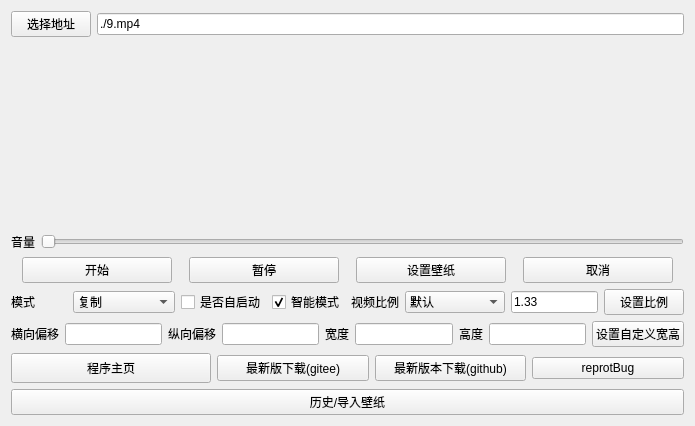
Old version of the form settingwindow.ui in the repository dependon/fantascene-dynamic-wallpaper.
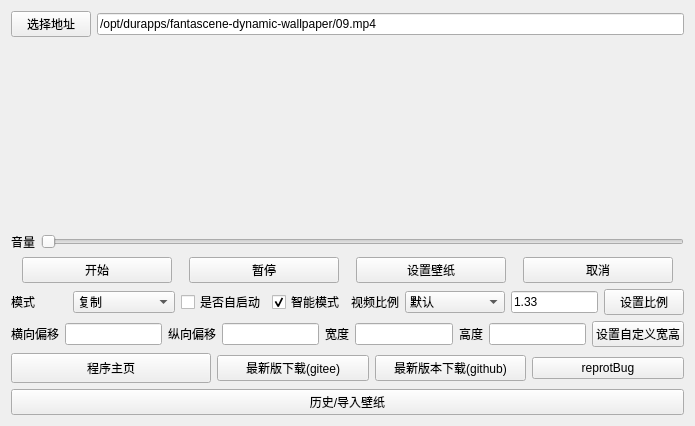
New version of the form.

Commit message:
fix: 改变一点
Description:

Log:
Bug:
Issue:
Task:

```diff
--- a/settingwindow.ui
+++ b/settingwindow.ui
@@ -26,7 +26,7 @@
      <item>
       <widget class="QLineEdit" name="pathEdit">
        <property name="text">
-        <string>./9.mp4</string>
+        <string>/opt/durapps/fantascene-dynamic-wallpaper/09.mp4</string>
        </property>
       </widget>
      </item>
```
The commit also changes 1 other file.
